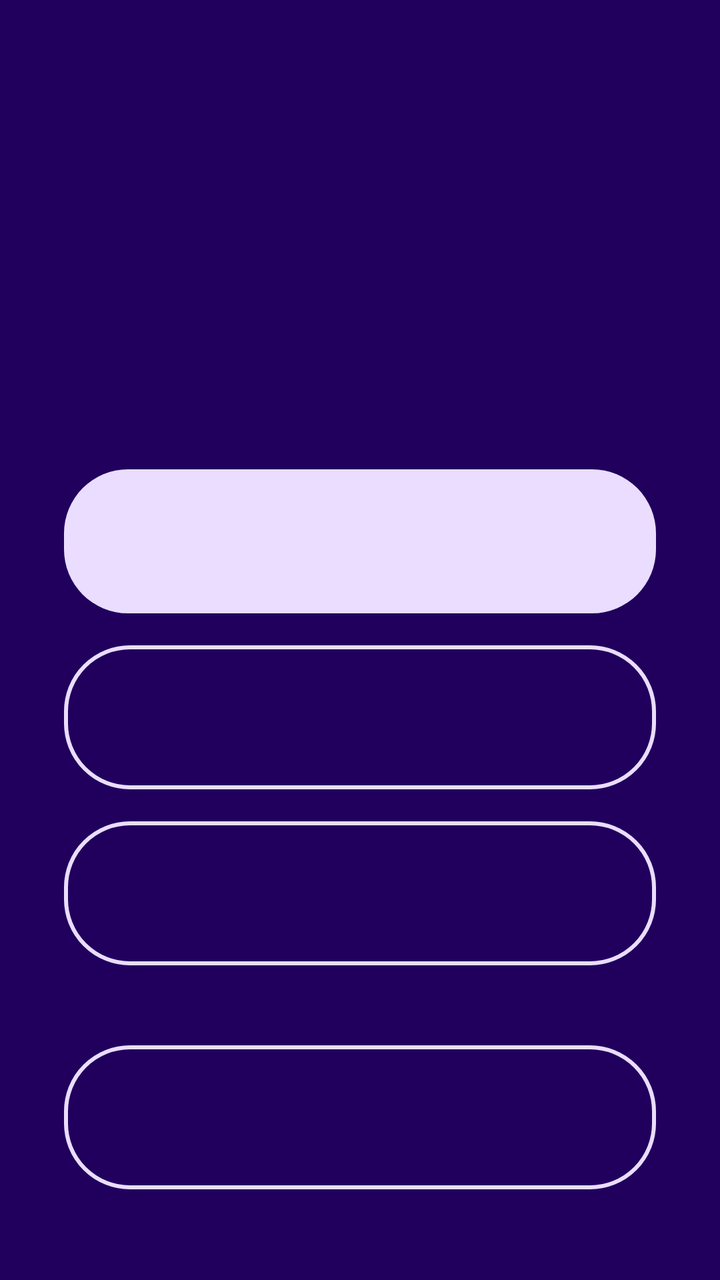
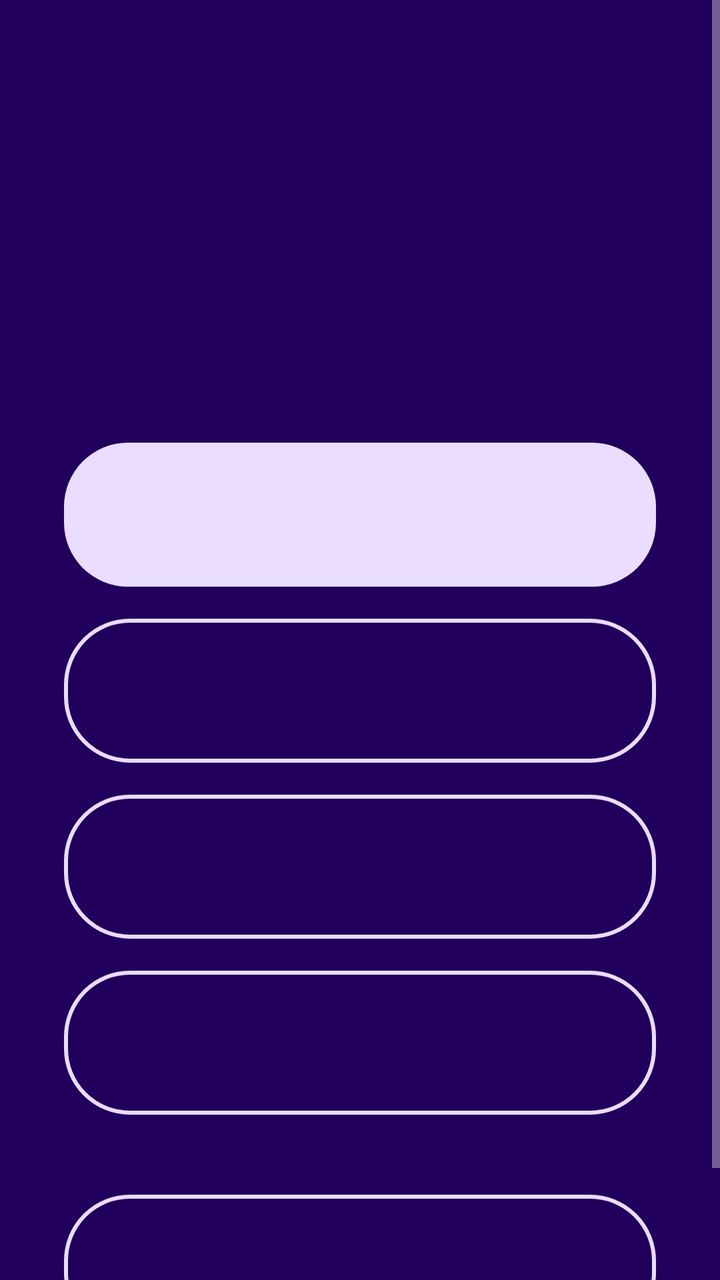

An Android layout rendered at two revisions. The XML below is the earlier revision; the diff shows what the commit changed to produce the second picture.
<!-- AndroidManifest.xml: activity theme AlarmTheme -->
<!-- res/layout/activity_alarm.xml -->
<?xml version="1.0" encoding="utf-8"?>
<ScrollView xmlns:android="http://schemas.android.com/apk/res/android"
    android:layout_width="match_parent"
    android:layout_height="match_parent"
    android:fillViewport="true"
    android:fitsSystemWindows="true">

    <LinearLayout
        android:layout_width="match_parent"
        android:layout_height="wrap_content"
        android:gravity="center"
        android:orientation="vertical"
        android:padding="32dp">

        <TextView
            android:id="@+id/alarm_time"
            android:layout_width="wrap_content"
            android:layout_height="wrap_content"
            android:textColor="@color/alarm_text"
            android:textSize="72sp" />

        <TextView
            android:id="@+id/alarm_title"
            android:layout_width="wrap_content"
            android:layout_height="wrap_content"
            android:layout_marginTop="8dp"
            android:layout_marginBottom="48dp"
            android:gravity="center"
            android:textColor="@color/alarm_text"
            android:textSize="28sp"
            android:textStyle="bold" />

        <Button
            android:id="@+id/alarm_done"
            style="?android:attr/borderlessButtonStyle"
            android:layout_width="match_parent"
            android:layout_height="wrap_content"
            android:background="@drawable/alarm_button"
            android:minHeight="72dp"
            android:textAllCaps="false"
            android:textColor="@color/alarm_bg"
            android:textSize="22sp" />

        <Button
            android:id="@+id/alarm_snooze"
            style="?android:attr/borderlessButtonStyle"
            android:layout_width="match_parent"
            android:layout_height="wrap_content"
            android:layout_marginTop="16dp"
            android:background="@drawable/alarm_button_outline"
            android:minHeight="72dp"
            android:textAllCaps="false"
            android:textColor="@color/alarm_text"
            android:textSize="22sp" />

        <Button
            android:id="@+id/alarm_later"
            style="?android:attr/borderlessButtonStyle"
            android:layout_width="match_parent"
            android:layout_height="wrap_content"
            android:layout_marginTop="16dp"
            android:background="@drawable/alarm_button_outline"
            android:minHeight="72dp"
            android:textAllCaps="false"
            android:textColor="@color/alarm_text"
            android:textSize="22sp" />

        
        <Button
            android:id="@+id/alarm_stop"
            style="?android:attr/borderlessButtonStyle"
            android:layout_width="match_parent"
            android:layout_height="wrap_content"
            android:layout_marginTop="40dp"
            android:background="@drawable/alarm_button_outline"
            android:minHeight="72dp"
            android:textAllCaps="false"
            android:textColor="@color/alarm_text"
            android:textSize="22sp" />
    </LinearLayout>
</ScrollView>
<!-- resources referenced by this layout -->
<resources>
  <color name="alarm_bg">#21005D</color>
  <color name="alarm_text">#FFFFFF</color>
  <!-- drawable alarm_button (drawable) -->
  <shape xmlns:android="http://schemas.android.com/apk/res/android" android:shape="rectangle">
      <solid android:color="@color/alarm_button" />
      <corners android:radius="32dp" />
  </shape>
  <!-- drawable alarm_button_outline (drawable) -->
  <shape xmlns:android="http://schemas.android.com/apk/res/android" android:shape="rectangle">
      <stroke android:width="2dp" android:color="@color/alarm_button" />
      <corners android:radius="32dp" />
  </shape>
  <style name="AlarmTheme" parent="Theme.AppCompat.NoActionBar">
          <item name="android:windowBackground">@color/alarm_bg</item>
          <item name="android:statusBarColor">@color/alarm_bg</item>
          <item name="android:navigationBarColor">@color/alarm_bg</item>
      </style>
  <color name="alarm_button">#EADDFF</color>
</resources>

<!-- the commit's change to res/layout/activity_alarm.xml (unified diff, before → after) -->
@@ -54,6 +54,18 @@
             android:textSize="22sp" />
 
         <Button
+            android:id="@+id/alarm_hour"
+            style="?android:attr/borderlessButtonStyle"
+            android:layout_width="match_parent"
+            android:layout_height="wrap_content"
+            android:layout_marginTop="16dp"
+            android:background="@drawable/alarm_button_outline"
+            android:minHeight="72dp"
+            android:textAllCaps="false"
+            android:textColor="@color/alarm_text"
+            android:textSize="22sp" />
+
+        <Button
             android:id="@+id/alarm_later"
             style="?android:attr/borderlessButtonStyle"
             android:layout_width="match_parent"
